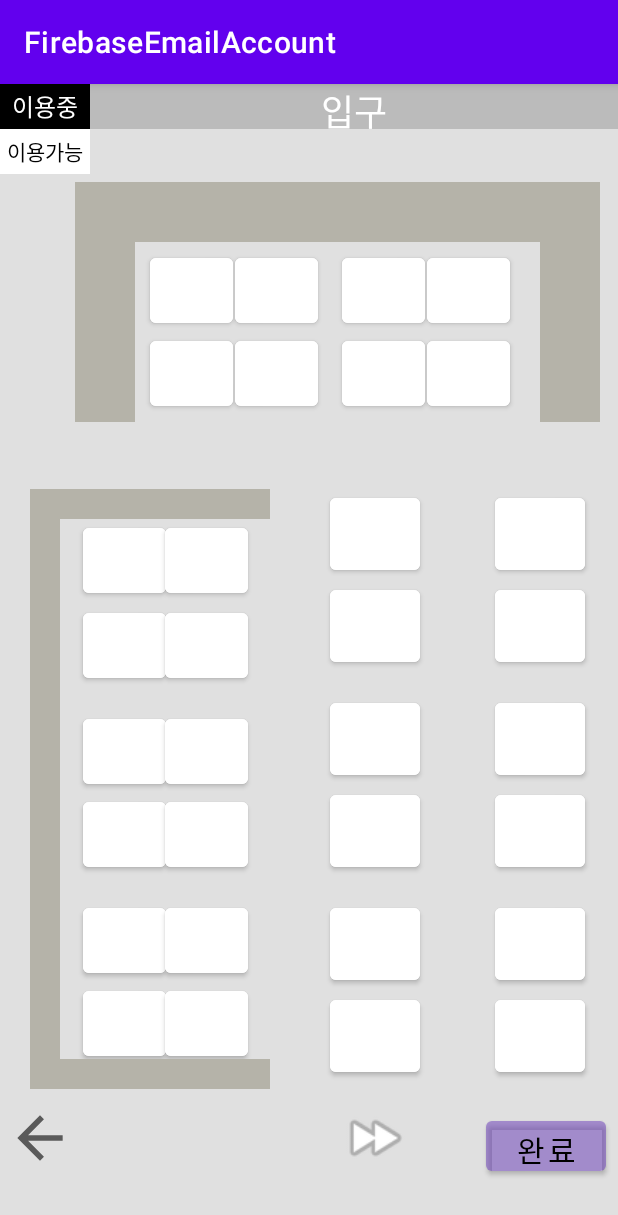
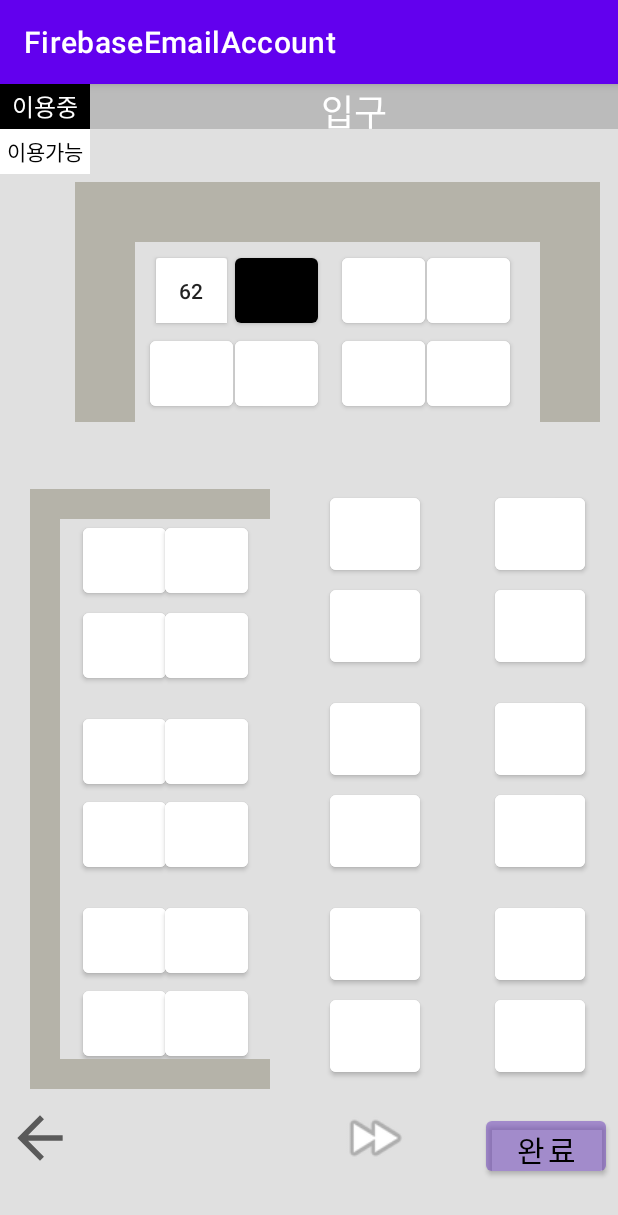
Before and after one commit to 5psy/EATSUN, an Android app: the ReservationSeat screen opened directly, with no data from a screen before it, after a tap on an icon or button, on a phone screen of 412 x 824 dp. Shown: the top 1215 px of the screen. Run offline under Robolectric (Android 15) with nearby library versions, the phone set to English and light mode, and no system bars; 2 other taps on this screen came first.

Commit message:
button color change 2 option

```diff
--- a/app/src/main/java/com/example/eatsun/ReservationSeat.java
+++ b/app/src/main/java/com/example/eatsun/ReservationSeat.java
@@ -3,10 +3,12 @@ package com.example.eatsun;
 import androidx.appcompat.app.AppCompatActivity;
 
 import android.content.Intent;
+import android.graphics.Color;
 import android.os.Bundle;
 import android.view.View;
 import android.widget.Button;
 import android.widget.ImageView;
+import android.widget.ToggleButton;
 
 public class ReservationSeat extends AppCompatActivity {
 
@@ -25,6 +27,30 @@ public class ReservationSeat extends AppCompatActivity {
                 startActivity(intent);
             }
         });
+        ToggleButton tb=(ToggleButton)this.findViewById(R.id. seat62); //앞에 FINAL일수
+        tb.setOnClickListener(new View.OnClickListener() {
+            @Override
+            public void onClick(View v) {
+                if(tb.isChecked()){
+                    tb.setBackgroundColor(Color.BLACK);
+                    tb.setTextColor(Color.BLACK);
+                }else{
+                    tb.setBackgroundColor(Color.WHITE);
+                }
+            }
+        });
+        Button butn=(Button)this.findViewById(R.id. seat60); //앞에 FINAL일수
+        tb.setOnClickListener(new View.OnClickListener() {
+            @Override
+            public void onClick(View v) {
+                if(butn.isClickable()){
+                    butn.setBackgroundColor(Color.BLACK);
+                    butn.setTextColor(Color.BLACK);
+                }else{
+                    butn.setBackgroundColor(Color.WHITE);
+                }
+            }
+        });
 
     }
 }
--- a/app/src/main/res/layout/sun_02.xml
+++ b/app/src/main/res/layout/sun_02.xml
@@ -1,9 +1,9 @@
 <?xml version="1.0" encoding="utf-8"?>
 <androidx.constraintlayout.widget.ConstraintLayout xmlns:android="http://schemas.android.com/apk/res/android"
+    xmlns:tools="http://schemas.android.com/tools"
     android:layout_width="match_parent"
     android:layout_height="match_parent"
     android:background="#4DB2B2B2"
-    xmlns:tools="http://schemas.android.com/tools"
     tools:context=".register">
 
     <LinearLayout
@@ -17,7 +17,7 @@
             android:layout_width="match_parent"
             android:layout_height="250dp"
             android:fontFamily="@font/malgunbd"
-            android:gravity="center"
+            android:gravity="center|center_horizontal|center_vertical"
             android:text="회원가입"
             android:textColor="#191717"
             android:textSize="30dp"
--- a/app/src/main/res/layout/sun_03.xml
+++ b/app/src/main/res/layout/sun_03.xml
@@ -12,7 +12,7 @@
 
     <LinearLayout
         android:layout_width="wrap_content"
-        android:layout_height="match_parent"
+        android:layout_height="wrap_content"
         android:orientation="vertical">
 
         <LinearLayout
--- a/app/src/main/res/layout/sun_09_1.xml
+++ b/app/src/main/res/layout/sun_09_1.xml
@@ -2,8 +2,8 @@
 <androidx.constraintlayout.widget.ConstraintLayout xmlns:android="http://schemas.android.com/apk/res/android"
     xmlns:app="http://schemas.android.com/apk/res-auto"
     xmlns:tools="http://schemas.android.com/tools"
-    android:layout_width="match_parent"
-    android:layout_height="match_parent"
+    android:layout_width="wrap_content"
+    android:layout_height="wrap_content"
     android:background="#66B2B2B2"
     tools:context=".ReservationSeat">
 
@@ -109,6 +109,7 @@
                 android:layout_marginLeft="55dp"
                 android:backgroundTint="#FFFFFF" />
         </LinearLayout>
+
         <LinearLayout
             android:layout_width="match_parent"
             android:layout_height="match_parent"
@@ -166,13 +167,15 @@
             android:layout_height="match_parent"
             android:orientation="horizontal">
 
-            <Button
+            <ToggleButton
                 android:id="@+id/seat62"
                 android:layout_width="55dp"
                 android:layout_height="55dp"
                 android:layout_marginLeft="100dp"
                 android:layout_marginTop="110dp"
-                android:backgroundTint="#FFFFFF" />
+                android:backgroundTint="#FFFFFF"
+                android:hapticFeedbackEnabled="false"
+                android:textOff="62" />
 
             <Button
                 android:id="@+id/seat60"
```
Also changed, not shown: app/src/main/res/layout/sun_01.xml (+4 -4 lines).
